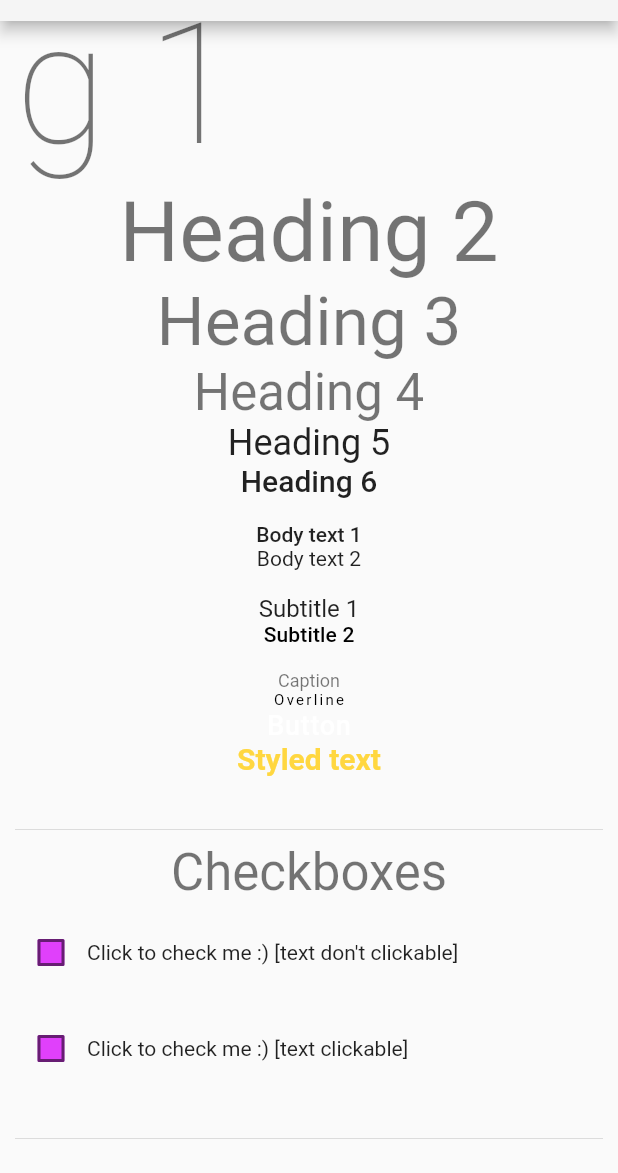
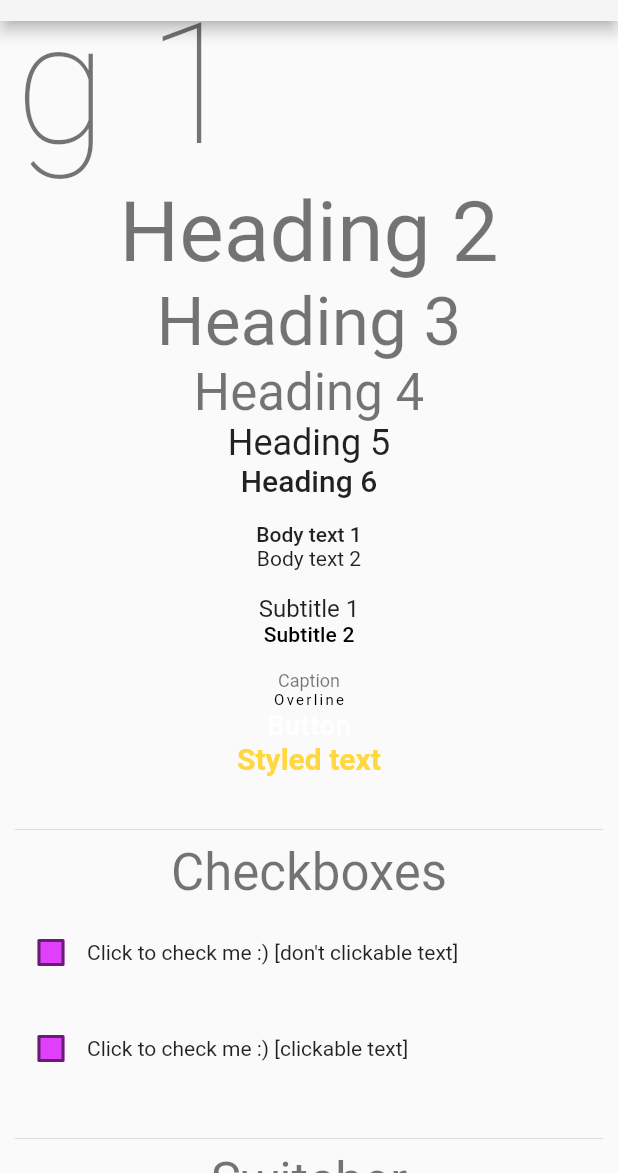
Before and after one commit to f0cuSsss/flutter_focUI_package, a Flutter app: the screen it shows after launch, scrolled down 2453 dp, on a phone screen of 412 x 824 dp, the part 63-1236 px from its top. Run offline on Flutter 3.47's test engine with Material 2 defaults, Android fonts, the phone set to English and light mode, and no system bars.

Commit message:
widgets example

```diff
--- a/example/lib/ui/screens/widget_list_screen.dart
+++ b/example/lib/ui/screens/widget_list_screen.dart
@@ -16,6 +16,8 @@ class _WidgetListScreenState extends State<WidgetListScreen> {
 
   bool checkboxValue1 = false;
   bool checkboxValue2 = false;
+
+  bool switchValue1 = false;
 
   final _formKey = GlobalKey<FormState>();
 
@@ -387,7 +389,7 @@ class _WidgetListScreenState extends State<WidgetListScreen> {
                     fText.heading4('Checkboxes', context: context),
                     hSpaceSmall,
                     fCheckbox(
-                      title: 'Click to check me :) [text don\'t clickable]',
+                      title: 'Click to check me :) [don\'t clickable text]',
                       selectedColor: Colors.purpleAccent,
                       selected: checkboxValue1,
                       checkHandler: (value) {
@@ -396,13 +398,27 @@ class _WidgetListScreenState extends State<WidgetListScreen> {
                     ),
                     hSpaceRegular,
                     fCheckbox(
-                      title: 'Click to check me :) [text clickable]',
+                      title: 'Click to check me :) [clickable text]',
                       selectedColor: Colors.purpleAccent,
                       selected: checkboxValue2,
                       clickable: true,
                       checkHandler: (value) {
                         setState(() => checkboxValue2 = value!);
                       },
+                    ),
+                  ],
+                ),
+                hSpaceMedium,
+                const Divider(),
+                Column(
+                  children: [
+                    fText.heading4('Switcher', context: context),
+                    hSpaceSmall,
+                    fSwitch(
+                      title: 'Switch me :)',
+                      value: switchValue1,
+                      onChanged: (val) => setState(() => switchValue1 = val),
+                      selectedColor: Colors.purpleAccent,
                     ),
                   ],
                 ),
```
